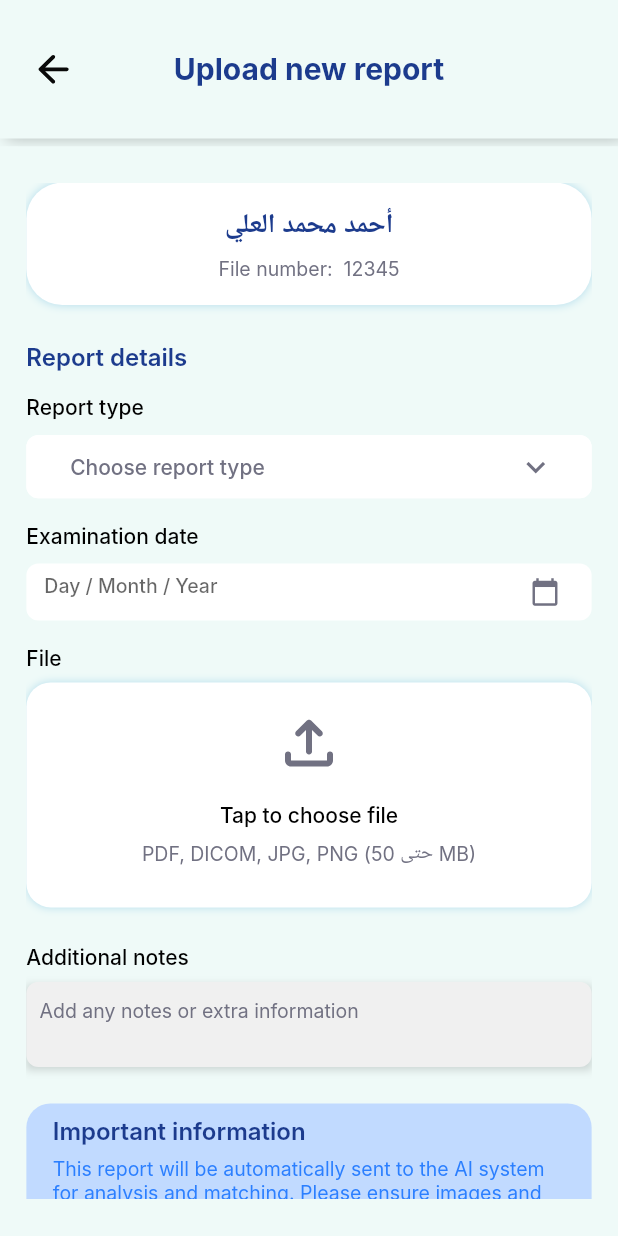
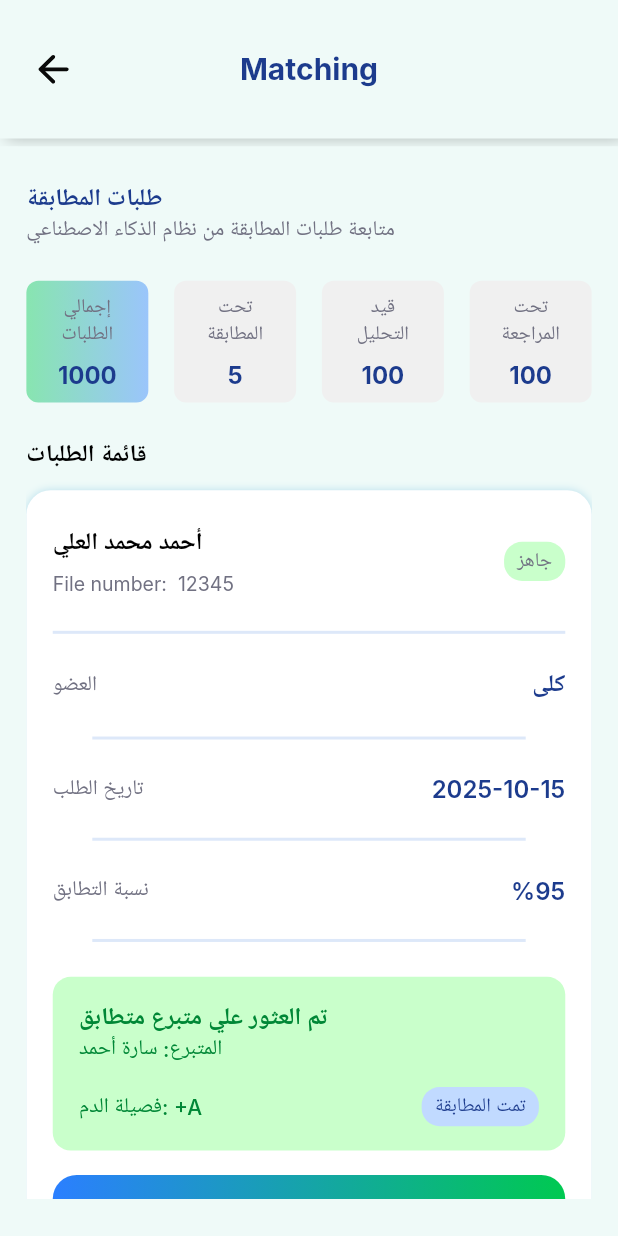
Before and after one commit to MarianAdly21/organ-link, a Flutter app: the screen it shows after launch, on a phone screen of 412 x 824 dp. Run offline on Flutter 3.47's test engine with Material 3 defaults, Android fonts, the phone set to English and light mode, and no system bars; our stand-ins replace cached_network_image, device_info_plus, dio, dotted_border, dropdown_button2, equatable and 13 more; Roboto replaces fonts that are missing (Inter).

Commit message:
done matching screen ui

```diff
--- a/lib/app_router.dart
+++ b/lib/app_router.dart
@@ -1,5 +1,6 @@
 import 'package:flutter/material.dart';
 import 'package:organ_link/features/hospital_flow/hospital_dashboard/screen/hospital_dashboard_screen.dart';
+import 'package:organ_link/features/hospital_flow/matching/screen/matching_screen.dart';
 import 'package:organ_link/features/hospital_flow/patient_details/screen/patient_details_screen.dart';
 import 'package:organ_link/features/hospital_flow/view_patient/screen/view_patient_screen.dart';
 import 'package:organ_link/features/shared_screens/login/screen/login_screen.dart';
@@ -28,5 +29,6 @@ class AppRouter {
     HospitalDashboardScreen.routeName: (ctx) => const HospitalDashboardScreen(),
     ViewPatientScreen.routeName: (ctx) => const ViewPatientScreen(),
     PatientDetailsScreen.routeName: (ctx) => const PatientDetailsScreen(),
+    MatchingScreen.routeName: (ctx) => const MatchingScreen(),
   };
 }
--- /dev/null
+++ b/lib/features/hospital_flow/matching/screen/matching_screen.dart
@@ -0,0 +1,260 @@
+import 'package:flutter/material.dart';
+import 'package:flutter_screenutil/flutter_screenutil.dart';
+import 'package:organ_link/_core/extensions/extension_localization.dart';
+import 'package:organ_link/_core/extensions/extension_theme.dart';
+import 'package:organ_link/_core/widgets/base_stateful_screen_widget.dart';
+import 'package:organ_link/features/hospital_flow/widget/container_with_background.dart';
+import 'package:organ_link/features/hospital_flow/widget/hospital_base_body_scaffold.dart';
+import 'package:organ_link/features/widgets/app_buttons/app_button_with_gradient_colors.dart';
+import 'package:organ_link/features/widgets/container_with_shadow.dart';
+import 'package:organ_link/features/widgets/custom_divider_widget.dart';
+import 'package:organ_link/features/widgets/data_row_with_divider.dart';
+import 'package:organ_link/res/app_colors.dart';
+import 'package:organ_link/utils/locale/app_localization_keys.dart';
+
+class MatchingScreen extends BaseStatefulScreenWidget {
+  const MatchingScreen({super.key});
+  static const routeName = "/matching-screen";
+  @override
+  BaseScreenState<BaseStatefulScreenWidget> baseScreenCreateState() =>
+      _MatchingScreenState();
+}
+
+class _MatchingScreenState extends BaseScreenState<MatchingScreen> {
+  @override
+  Widget baseScreenBuild(BuildContext context) {
+    return Scaffold(
+      backgroundColor: AppColors.scaffoldBackground,
+      body: HospitalBaseBodyScaffold(
+        titleOfScreen: "Matching",
+        backTap: () {},
+        body: _buildBody(),
+      ),
+    );
+  }
+
+  ///////////////////////////////////////////////////////////
+  /////////////////// Helper widget ////////////////////////
+  ///////////////////////////////////////////////////////////
+
+  Widget _buildBody() {
+    return SingleChildScrollView(
+      child: Column(
+        crossAxisAlignment: CrossAxisAlignment.stretch,
+        children: [_headerWidget(), _requestList()],
+      ),
+    );
+  }
+
+  Widget _headerWidget() {
+    return Column(
+      crossAxisAlignment: CrossAxisAlignment.stretch,
+      children: [
+        Text("طلبات المطابقة", style: context.textTheme.bodyMedium),
+        Text(
+          "متابعة طلبات المطابقة من نظام الذكاء الاصطناعي",
+          style: context.textTheme.labelMedium,
+        ),
+        Padding(
+          padding: EdgeInsets.symmetric(vertical: 24.h),
+          child: Row(
+            mainAxisAlignment: MainAxisAlignment.spaceBetween,
+            children: [
+              _overViewContainer(
+                isGradient: true,
+                text: "إجمالي الطلبات",
+                count: "1000",
+              ),
+              _overViewContainer(text: "تحت المطابقة", count: "5"),
+              _overViewContainer(text: "قيد التحليل", count: "100"),
+              _overViewContainer(text: "تحت المراجعة", count: "100"),
+            ],
+          ),
+        ),
+      ],
+    );
+  }
+
+  Widget _overViewContainer({
+    required String text,
+    required String count,
+    bool isGradient = false,
+  }) {
+    return Container(
+      height: 80.h,
+      width: 74.w,
+
+      padding: EdgeInsets.symmetric(vertical: 8.h, horizontal: 14.w),
+      decoration: BoxDecoration(
+        gradient: isGradient
+            ? LinearGradient(
+                colors: [
+                  AppColors.mainColor.withValues(alpha: 0.43),
+                  AppColors.seconderColor.withValues(alpha: 0.43),
+                ],
+              )
+            : null,
+        color: isGradient ? null : AppColors.overViewContainerBG,
+        borderRadius: BorderRadius.circular(8),
+      ),
+      child: Column(
+        mainAxisAlignment: MainAxisAlignment.center,
+        mainAxisSize: MainAxisSize.min,
+        children: [
+          Text(
+            text,
+            textAlign: TextAlign.center,
+            style: context.textTheme.labelMedium!.copyWith(
+              fontWeight: FontWeight.w400,
+              fontSize: 13,
+            ),
+          ),
+          SizedBox(height: 8.h),
+          Flexible(child: Text(count, style: context.textTheme.bodyMedium)),
+        ],
+      ),
+    );
+  }
+
+  Widget _requestList() {
+    return Column(
+      crossAxisAlignment: CrossAxisAlignment.stretch,
+      children: [
+        Text(
+          "قائمة الطلبات",
+          style: context.textTheme.bodyMedium!.copyWith(
+            fontSize: 16,
+            fontWeight: FontWeight.w600,
+            color: AppColors.blackText,
+          ),
+        ),
+        ListView.builder(
+          shrinkWrap: true,
+          physics: NeverScrollableScrollPhysics(),
+          itemCount: 5,
+          itemBuilder: (context, index) {
+            return ContainerWithShadow(
+              padding: EdgeInsets.symmetric(vertical: 12.h),
+              contentPadding: EdgeInsets.symmetric(
+                vertical: 24.h,
+                horizontal: 16.w,
+              ),
+              child: Column(
+                children: [
+                  _nameAndIdAndStatusRow(),
+                  CustomDividerWidget(),
+                  DataRowWithDivider(
+                    divider: true,
+                    title: context.translate("العضو"),
+                    subTitle: "كلى",
+                  ),
+                  DataRowWithDivider(
+                    divider: true,
+                    title: context.translate("تاريخ الطلب"),
+                    subTitle: "2025-10-15",
+                  ),
+                  DataRowWithDivider(
+                    title: context.translate("نسبة التطابق"),
+                    subTitle: "%95",
+                  ),
+                /// notes: the divider and container appears based on condition
+                  CustomDividerWidget(indent: 24.w, endIndent: 24.w),
+                  _resultMatching(),
+                  SizedBox(height: 16.h),
+                  AppButtonWithGradientColors(text: "التفاصيل", onTap: () {}),
+                ],
+              ),
+            );
+          },
+        ),
+      ],
+    );
+  }
+
+  Widget _resultMatching() {
+    return Container(
+                  padding: EdgeInsets.symmetric(
+                    vertical: 16.h,
+                    horizontal: 16.w,
+                  ),
+                  decoration: BoxDecoration(
+                    borderRadius: BorderRadius.circular(12),
+                    color: AppColors.readyTextBG,
+                  ),
+                  child: Column(
+                    crossAxisAlignment: CrossAxisAlignment.start,
+                    children: [
+                      Text(
+                        "تم العثور علي متبرع متطابق", ///message from back
+                        style: context.textTheme.bodyMedium!.copyWith(
+                          fontSize: 16,
+                          fontWeight: FontWeight.w600,
+                          color: AppColors.readyText,
+                        ),
+                      ),
+
+                      Text(
+                        "المتبرع: سارة أحمد",
+                        style: context.textTheme.labelMedium!.copyWith(
+                          color: AppColors.readyText,
+                        ),
+                      ),
+                      SizedBox(height: 16.h),
+                      Row(
+                        mainAxisAlignment: MainAxisAlignment.spaceBetween,
+                        children: [
+                          Text(
+                            "فصيلة الدم: +A",
+                            style: context.textTheme.labelMedium!.copyWith(
+                              color: AppColors.readyText,
+                            ),
+                          ),
+                          ContainerWithBackground(
+                            backgroundColor:
+                                AppColors.importantInfContainerBG,
+                            text: "تمت المطابقة",
+                            textColor: AppColors.textColor,
+                          ),
+                        ],
+                      ),
+                    ],
+                  ),
+                );
+  }
+
+  Widget _nameAndIdAndStatusRow() {
+    return Row(
+                  mainAxisAlignment: MainAxisAlignment.spaceBetween,
+                  children: [
+                    Column(
+                      mainAxisSize: MainAxisSize.min,
+                      crossAxisAlignment: CrossAxisAlignment.start,
+                      children: [
+                        Text(
+                          "أحمد محمد العلي",
+                          style: context.textTheme.bodyMedium!.copyWith(
+                            fontSize: 16,
+                            fontWeight: FontWeight.w600,
+                            color: AppColors.blackText,
+                          ),
+                        ),
+                        Padding(
+                          padding: EdgeInsets.only(top: 8.h),
+                          child: Text(
+                            "${context.translate(LocalizationKeys.fileNumber)} 12345",
+                            style: context.textTheme.labelMedium!.copyWith(
+                              fontSize: 13,
+                              fontWeight: FontWeight.w400,
+                            ),
+                          ),
+                        ),
+                      ],
+                    ),
+                    ContainerWithBackground(
+                      backgroundColor: AppColors.readyTextBG,
+                      text: "جاهز",
+                    ),
+                  ],
+                );
+  }
+}
--- a/lib/main.dart
+++ b/lib/main.dart
@@ -1,4 +1,3 @@
-import 'package:file_picker/file_picker.dart';
 import 'package:flutter/cupertino.dart';
 import 'package:flutter/material.dart';
 import 'package:flutter/services.dart';
@@ -7,11 +6,7 @@ import 'package:flutter_localizations/flutter_localizations.dart';
 import 'package:flutter_screenutil/flutter_screenutil.dart';
 import 'package:organ_link/apis/_base/dio_api_manager.dart';
 import 'package:organ_link/app_router.dart';
-import 'package:organ_link/features/hospital_flow/hospital_dashboard/screen/hospital_dashboard_screen.dart';
-import 'package:organ_link/features/hospital_flow/patient_details/screen/patient_details_screen.dart';
-import 'package:organ_link/features/hospital_flow/upload_files/screen/upload_files_screen.dart';
-import 'package:organ_link/features/hospital_flow/view_patient/screen/view_patient_screen.dart';
-import 'package:organ_link/features/shared_screens/splash/splash_screen.dart';
+import 'package:organ_link/features/hospital_flow/matching/screen/matching_screen.dart';
 import 'package:organ_link/preferences/preferences_manager.dart';
 import 'package:get_it/get_it.dart';
 import 'package:organ_link/utils/bloc_observer/app_bloc_observer.dart';
@@ -126,7 +121,7 @@ class _OrganLinkState extends State<OrganLink> {
                       navigatorKey: AppRouter.mainNavigatorKey,
 
                       routes: AppRouter.routes,
-                      home: UploadFilesScreen(),
+                      home: MatchingScreen(),
                     ),
                   );
                 },
--- a/lib/res/app_colors.dart
+++ b/lib/res/app_colors.dart
@@ -60,6 +60,7 @@ class AppColors {
   static const _dewApprox= Color(0xffF8FFFE);
   static const _nobelApprox= Color(0xffB6B6B6);
   static const _galleryApprox= Color(0xffF0F0F0);
+
 
 
   /// app main theme ...
@@ -243,4 +244,8 @@ class AppColors {
   static const notesBG = _galleryApprox;
   static const importantInfContainerBG = _periwinkleApprox;
 
+  /// Matching Screen
+  static const overViewContainerBG =_galleryApprox;
+
+
 }
```
Lines whose indentation alone changed are shown as unchanged.
